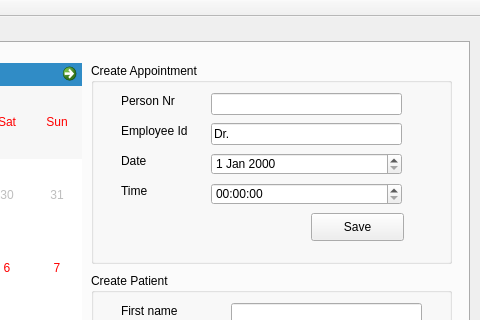
Qt form DoctorsOffice/doctorsoffice.ui (katrinealmas/DAVE3605-Final-assignment) before a commit; both pictures show x 341 to 821 and y 0 to 320 of the 821 by 683 pixel window.
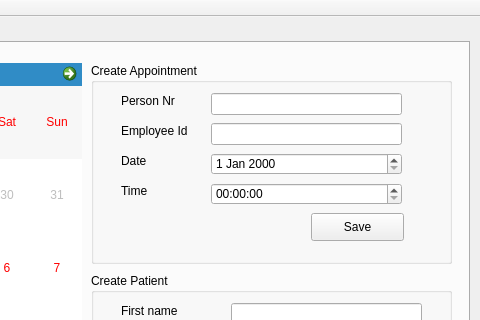
The same form after that commit.

Patch:
```diff
--- a/DoctorsOffice/doctorsoffice.ui
+++ b/DoctorsOffice/doctorsoffice.ui
@@ -117,7 +117,7 @@
         </rect>
        </property>
        <property name="text">
-        <string>Dr. </string>
+        <string/>
        </property>
       </widget>
       <widget class="QPushButton" name="saveApptButton">
```
